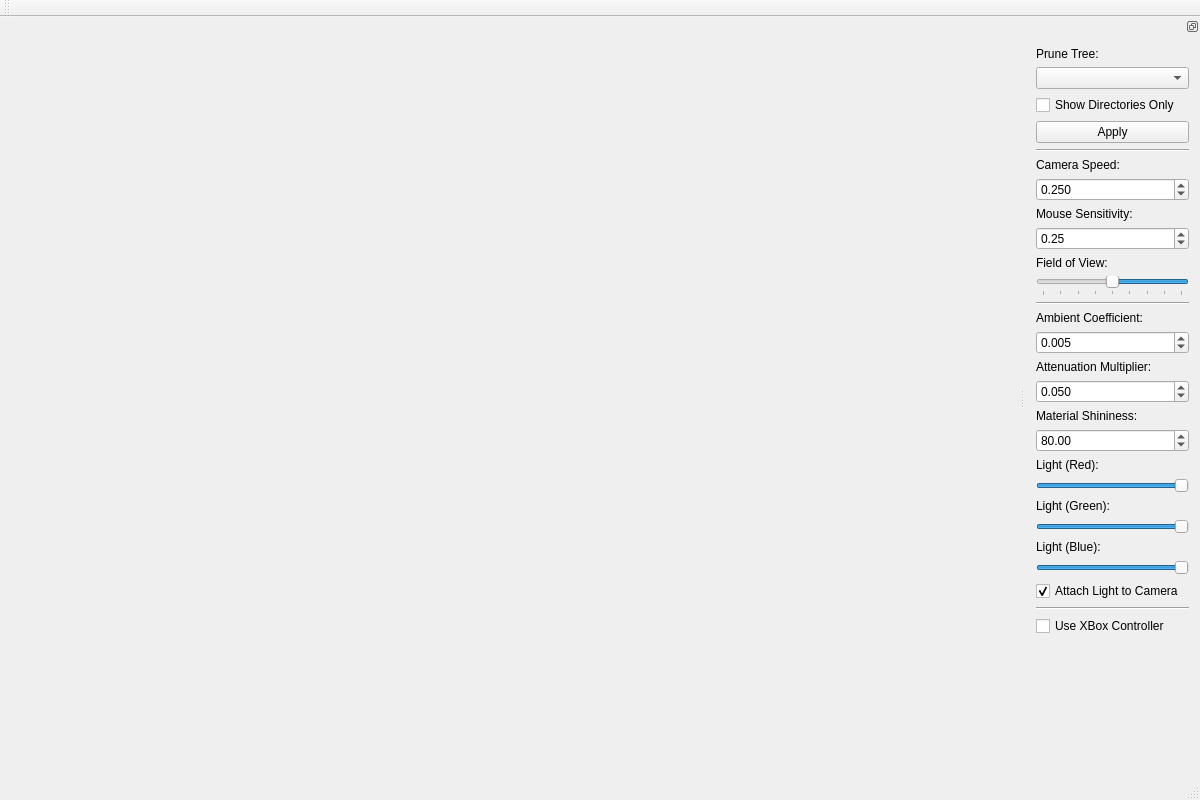
This is mainwindow.ui in TimSevereijns/D-Viz as Qt 5 draws it before an edit. The edited form follows.
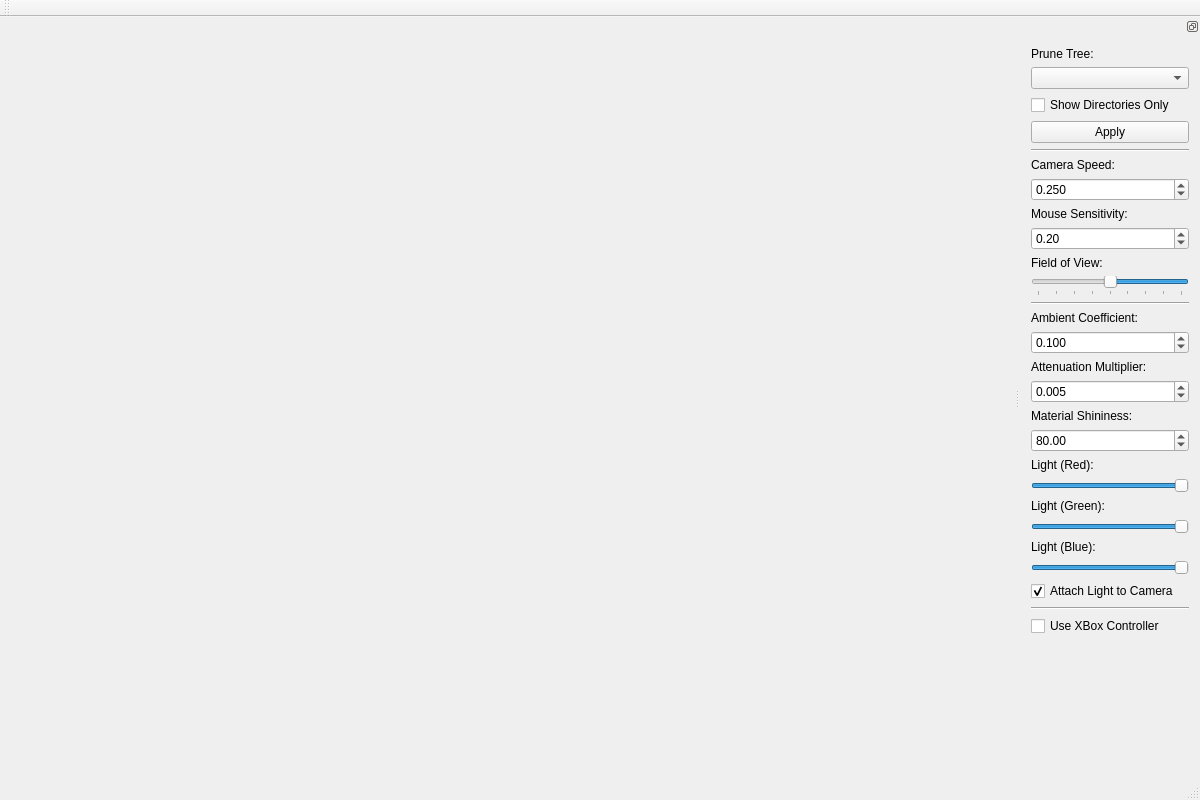
This is the edited form.

```diff
--- a/mainwindow.ui
+++ b/mainwindow.ui
@@ -67,8 +67,8 @@
   <widget class="QDockWidget" name="dockWidget">
    <property name="minimumSize">
     <size>
-     <width>175</width>
-     <height>717</height>
+     <width>180</width>
+     <height>719</height>
     </size>
    </property>
    <property name="features">
@@ -156,7 +156,7 @@
         <double>0.100000000000000</double>
        </property>
        <property name="value">
-        <double>0.250000000000000</double>
+        <double>0.200000000000000</double>
        </property>
       </widget>
      </item>
@@ -224,7 +224,7 @@
         <double>0.005000000000000</double>
        </property>
        <property name="value">
-        <double>0.005000000000000</double>
+        <double>0.100000000000000</double>
        </property>
       </widget>
      </item>
@@ -247,7 +247,7 @@
         <double>0.005000000000000</double>
        </property>
        <property name="value">
-        <double>0.050000000000000</double>
+        <double>0.005000000000000</double>
        </property>
       </widget>
      </item>
@@ -350,6 +350,9 @@
        <property name="text">
         <string>Use XBox Controller</string>
        </property>
+       <property name="checked">
+        <bool>false</bool>
+       </property>
       </widget>
      </item>
      <item>
```
Left out of the diff: 4 changed lines with no effect on the pictures.
